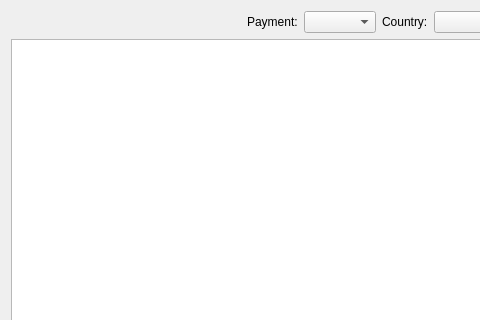
Before: the Qt Designer form src/qt/forms/tableoffersdialog.ui in ivansib/sibcoin-old, drawn with Qt 5; both pictures show x 0 to 480 and y 0 to 320 of the 653 by 511 pixel window.
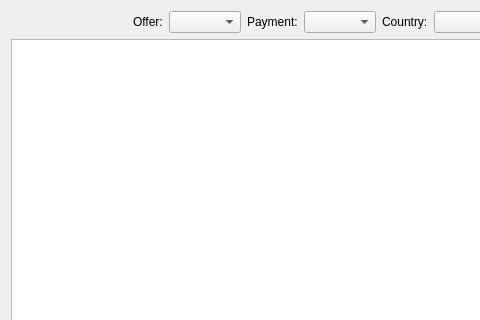
After: the same form once the commit is applied. Custom widgets are drawn as their Qt base class.

Commit message: add sort by offers for "My Offers"

Patch:
```diff
--- a/src/qt/forms/tableoffersdialog.ui
+++ b/src/qt/forms/tableoffersdialog.ui
@@ -29,6 +29,20 @@
        </property>
       </spacer>
      </item>
+     <item>
+      <widget class="QLabel" name="labelOffer">
+       <property name="text">
+        <string>Offer:</string>
+       </property>
+      </widget>
+     </item>
+     <item>
+      <widget class="QComboBox" name="cBoxOffer">
+       <property name="enabled">
+        <bool>true</bool>
+       </property>
+      </widget>
+     </item>
      <item>
       <widget class="QLabel" name="label">
        <property name="text">
```
The commit also changes 5 other files.
